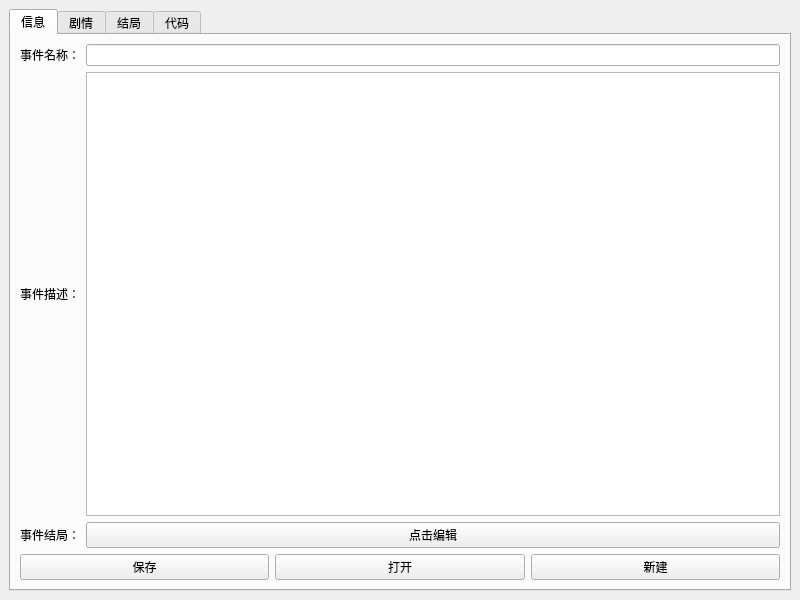
This is mainwindow.ui in This-is-XiaoDeng/SCCEX as Qt 5 draws it before an edit. The edited form follows.
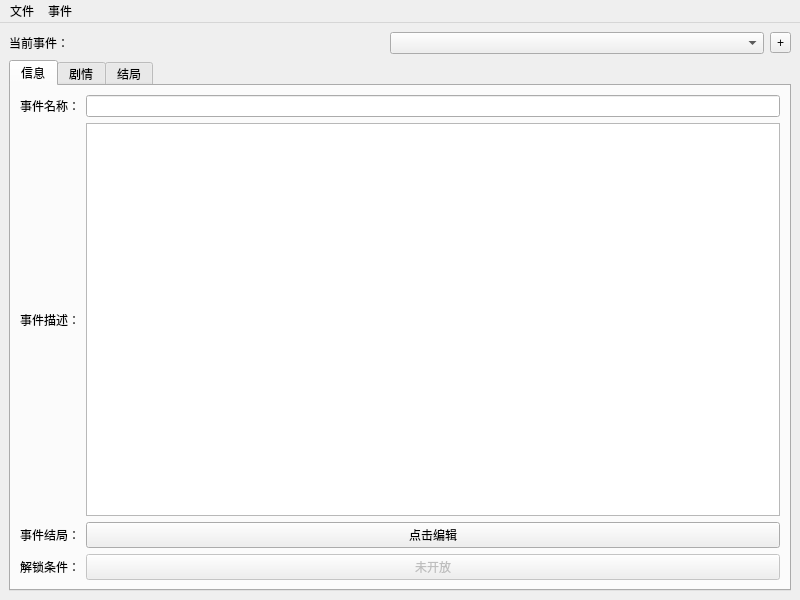
This is the edited form. The open tabs and pages were chosen to show the change.

Commit message: 支持多事件

```diff
--- a/mainwindow.ui
+++ b/mainwindow.ui
@@ -15,6 +15,27 @@
   </property>
   <widget class="QWidget" name="centralwidget">
    <layout class="QVBoxLayout" name="verticalLayout_4">
+    <item>
+     <layout class="QHBoxLayout" name="horizontalLayout_7">
+      <item>
+       <widget class="QLabel" name="label_9">
+        <property name="text">
+         <string>当前事件：</string>
+        </property>
+       </widget>
+      </item>
+      <item>
+       <widget class="QComboBox" name="comboBox_3"/>
+      </item>
+      <item>
+       <widget class="QToolButton" name="toolButton_3">
+        <property name="text">
+         <string>+</string>
+        </property>
+       </widget>
+      </item>
+     </layout>
+    </item>
     <item>
      <widget class="QTabWidget" name="tabWidget">
       <property name="currentIndex">
@@ -32,43 +53,6 @@
           </property>
          </widget>
         </item>
-        <item row="3" column="0" colspan="2">
-         <layout class="QHBoxLayout" name="horizontalLayout_7">
-          <item>
-           <widget class="QPushButton" name="pushButton_2">
-            <property name="enabled">
-             <bool>true</bool>
-            </property>
-            <property name="text">
-             <string>保存</string>
-            </property>
-           </widget>
-          </item>
-          <item>
-           <widget class="QPushButton" name="pushButton_3">
-            <property name="enabled">
-             <bool>true</bool>
-            </property>
-            <property name="text">
-             <string>打开</string>
-            </property>
-           </widget>
-          </item>
-          <item>
-           <widget class="QPushButton" name="pushButton_4">
-            <property name="text">
-             <string>新建</string>
-            </property>
-           </widget>
-          </item>
-         </layout>
-        </item>
-        <item row="1" column="1">
-         <widget class="QTextEdit" name="textEdit_2"/>
-        </item>
-        <item row="0" column="1">
-         <widget class="QLineEdit" name="lineEdit_5"/>
-        </item>
         <item row="1" column="0">
          <widget class="QLabel" name="label_8">
           <property name="text">
@@ -83,6 +67,12 @@
           </property>
          </widget>
         </item>
+        <item row="0" column="1">
+         <widget class="QLineEdit" name="lineEdit_5"/>
+        </item>
+        <item row="1" column="1">
+         <widget class="QTextEdit" name="textEdit_2"/>
+        </item>
         <item row="2" column="1">
          <widget class="QPushButton" name="pushButton_5">
           <property name="text">
@@ -90,6 +80,23 @@
           </property>
          </widget>
         </item>
+        <item row="3" column="0">
+         <widget class="QLabel" name="label_10">
+          <property name="text">
+           <string>解锁条件：</string>
+          </property>
+         </widget>
+        </item>
+        <item row="3" column="1">
+         <widget class="QPushButton" name="pushButton_2">
+          <property name="enabled">
+           <bool>false</bool>
+          </property>
+          <property name="text">
+           <string>未开放</string>
+          </property>
+         </widget>
+        </item>
        </layout>
       </widget>
       <widget class="QWidget" name="tab_2">
@@ -120,7 +127,7 @@
            <item row="1" column="0" colspan="2">
             <widget class="QStackedWidget" name="stackedWidget">
              <property name="currentIndex">
-              <number>0</number>
+              <number>4</number>
              </property>
              <widget class="QWidget" name="page">
               <layout class="QVBoxLayout" name="verticalLayout_2">
@@ -303,20 +310,84 @@
         </item>
        </layout>
       </widget>
-      <widget class="QWidget" name="tab_3">
-       <attribute name="title">
-        <string>代码</string>
-       </attribute>
-       <layout class="QVBoxLayout" name="verticalLayout">
-        <item>
-         <widget class="QTextBrowser" name="textBrowser"/>
-        </item>
-       </layout>
-      </widget>
      </widget>
     </item>
    </layout>
   </widget>
+  <widget class="QMenuBar" name="menuBar">
+   <property name="geometry">
+    <rect>
+     <x>0</x>
+     <y>0</y>
+     <width>800</width>
+     <height>24</height>
+    </rect>
+   </property>
+   <widget class="QMenu" name="menu">
+    <property name="title">
+     <string>文件</string>
+    </property>
+    <addaction name="action"/>
+    <addaction name="action_2"/>
+    <addaction name="action_3"/>
+    <addaction name="separator"/>
+    <addaction name="action_SCCEX_2"/>
+    <addaction name="action_10"/>
+   </widget>
+   <widget class="QMenu" name="menu_2">
+    <property name="title">
+     <string>事件</string>
+    </property>
+    <addaction name="action_6"/>
+    <addaction name="separator"/>
+    <addaction name="action_8"/>
+   </widget>
+   <addaction name="menu"/>
+   <addaction name="menu_2"/>
+  </widget>
+  <action name="action">
+   <property name="text">
+    <string>打开</string>
+   </property>
+  </action>
+  <action name="action_2">
+   <property name="text">
+    <string>保存</string>
+   </property>
+   <property name="shortcut">
+    <string>Ctrl+S</string>
+   </property>
+  </action>
+  <action name="action_3">
+   <property name="text">
+    <string>新建</string>
+   </property>
+  </action>
+  <action name="action_6">
+   <property name="text">
+    <string>测试</string>
+   </property>
+  </action>
+  <action name="action_8">
+   <property name="text">
+    <string>删除</string>
+   </property>
+  </action>
+  <action name="action_SCCEX">
+   <property name="text">
+    <string>关于 SCCEX</string>
+   </property>
+  </action>
+  <action name="action_SCCEX_2">
+   <property name="text">
+    <string>关于 SCCEX</string>
+   </property>
+  </action>
+  <action name="action_10">
+   <property name="text">
+    <string>退出</string>
+   </property>
+  </action>
  </widget>
  <resources/>
  <connections/>
```
The commit also changes 11 other files.
